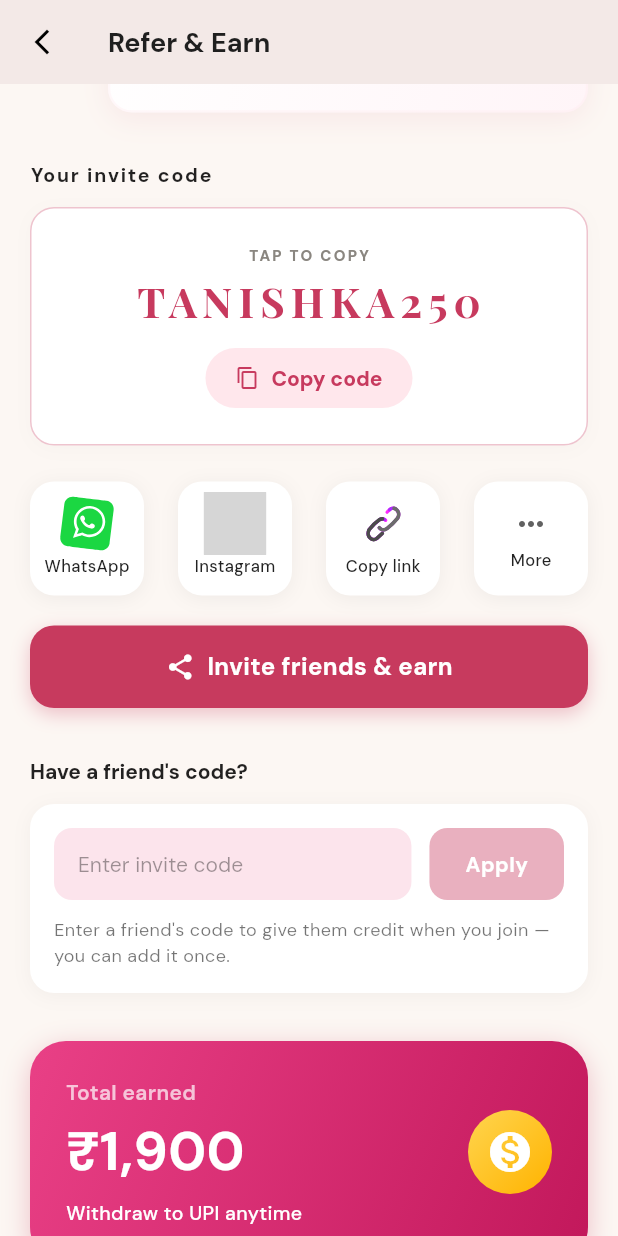
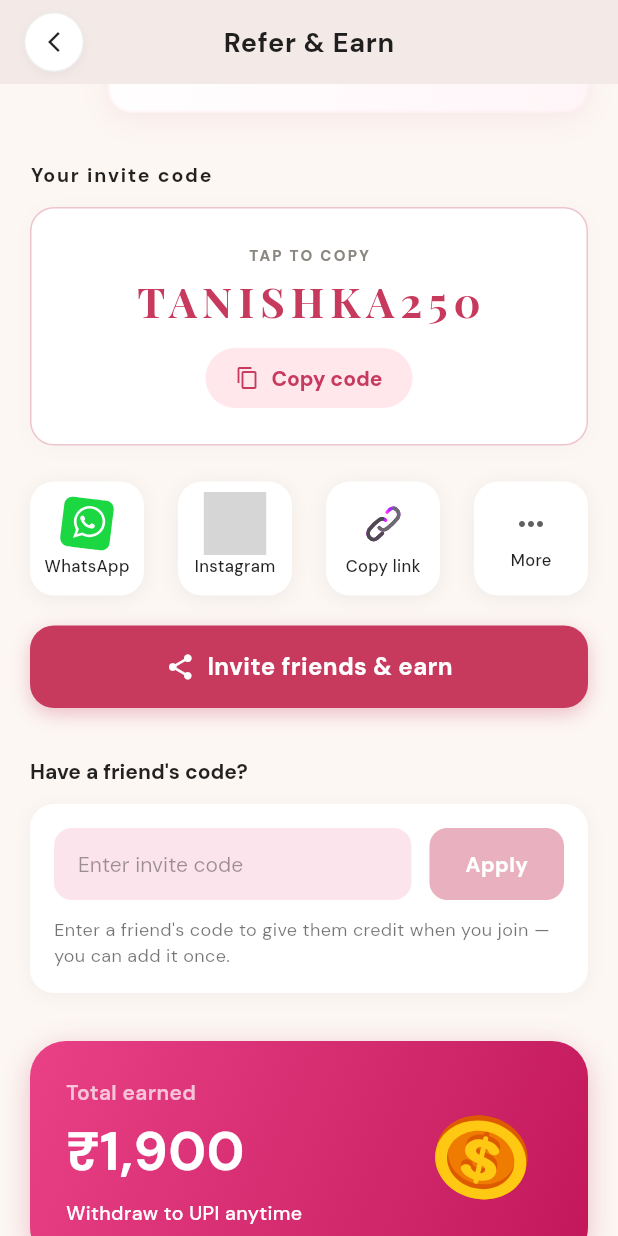
Before and after one commit to InfyNod/Welvors_Mob_App, a Flutter app: the ReferAndEarnScreen screen opened directly, scrolled down 576 dp, on a phone screen of 412 x 824 dp. Run offline on Flutter 3.47's test engine with Material 3 defaults, Android fonts, the phone set to English and light mode, and no system bars; our stand-ins replace dotted_border, equatable, flutter_bloc, flutter_map, geocoding, geolocator and 6 more; accounts and stored records are empty; project files that could hold a hidden picture were left out; grey boxes are pictures that could not be loaded.

Commit message:
UI: Update Refer and Earn screen with premium referral list and rewards section

```diff
--- a/lib/features/onboarding/refer_and_earn_screen.dart
+++ b/lib/features/onboarding/refer_and_earn_screen.dart
@@ -71,16 +71,40 @@ class _ReferAndEarnScreenState extends State<ReferAndEarnScreen>
       appBar: AppBar(
         backgroundColor: AppColors.canvas,
         elevation: 0,
-        leading: IconButton(
-          icon: const Icon(
-            Icons.arrow_back_ios_new,
-            color: Colors.black,
-            size: 20,
+        centerTitle: true,
+        leading: Padding(
+          padding: const EdgeInsets.only(left: 16, top: 8, bottom: 8),
+          child: InkWell(
+            onTap: () => Navigator.pop(context),
+            borderRadius: BorderRadius.circular(24),
+            child: Container(
+              decoration: BoxDecoration(
+                color: Colors.white,
+                shape: BoxShape.circle,
+                border: Border.all(color: Colors.grey.shade200),
+                boxShadow: [
+                  BoxShadow(
+                    color: Colors.black.withOpacity(0.04),
+                    blurRadius: 4,
+                    offset: const Offset(0, 2),
+                  ),
+                ],
+              ),
+              child: const Icon(
+                Icons.arrow_back_ios_new,
+                color: Colors.black87,
+                size: 16,
+              ),
+            ),
           ),
-          onPressed: () => Navigator.pop(context),
         ),
-        title: Text('Refer & Earn', style: AppText.h2.copyWith(fontSize: 18)),
-        centerTitle: false,
+        title: Text(
+          'Refer & Earn',
+          style: AppText.h2.copyWith(
+            fontSize: 18,
+            letterSpacing: 0.5,
+          ),
+        ),
       ),
       body: SingleChildScrollView(
         padding: const EdgeInsets.symmetric(horizontal: 20, vertical: 16),
@@ -523,22 +547,11 @@ class _ReferAndEarnScreenState extends State<ReferAndEarnScreen>
                       ),
                     ],
                   ),
-                  Container(
-                    width: 56,
-                    height: 56,
-                    decoration: const BoxDecoration(
-                      gradient: LinearGradient(
-                        colors: [Color(0xFFFFD54F), Color(0xFFFFB300)],
-                        begin: Alignment.topLeft,
-                        end: Alignment.bottomRight,
-                      ),
-                      shape: BoxShape.circle,
-                    ),
-                    child: const Icon(
-                      Icons.monetization_on,
-                      color: Colors.white,
-                      size: 32,
-                    ),
+                  Lottie.asset(
+                    'assets/moneybag.json',
+                    width: 95,
+                    height: 95,
+                    repeat: true,
                   ),
                 ],
               ),
```
Also changed, not shown: assets/moneybag.json (added, +1 -0 lines).
